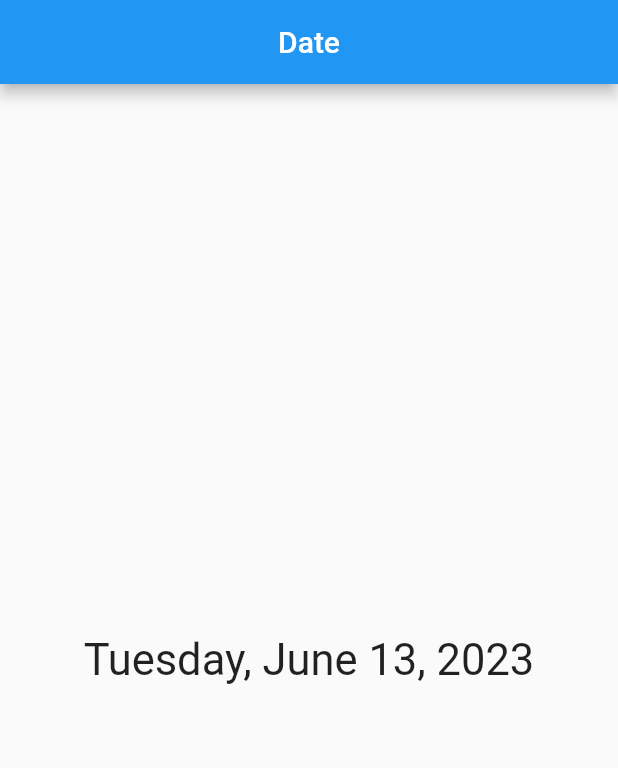
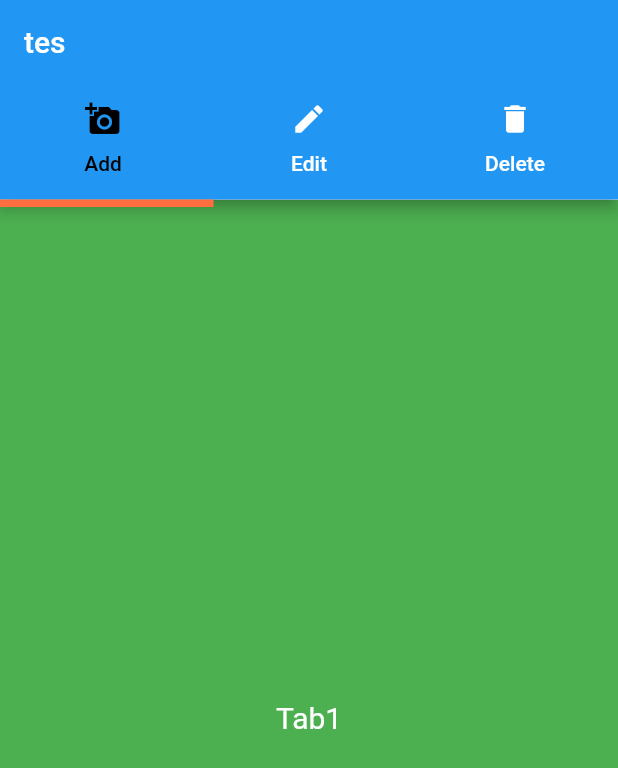
Before and after one commit to JuandaPatra/flutter-learning, a Flutter app: the screen it shows after launch, on a phone screen of 412 x 824 dp. Shown: the top 768 px of the screen. Run offline on Flutter 3.47's test engine with Material 2 defaults, Android fonts, the phone set to English and light mode, and no system bars; our stand-ins replace faker.

Commit message:
day 2 learn flutter 2

```diff
--- a/lib/main.dart
+++ b/lib/main.dart
@@ -1,24 +1,70 @@
 import 'package:flutter/material.dart';
-import 'package:intl/intl.dart';
 
 void main() {
   runApp(MyApp());
 }
 
-//Date
+//tab appBar
 class MyApp extends StatelessWidget {
+  List<Tab> myTab = [
+    Tab(
+      text: 'Add',
+      icon: Icon(Icons.add_a_photo),
+    ),
+    Tab(
+      text: 'Edit',
+      icon: Icon(Icons.edit),
+    ),
+    Tab(
+      text: 'Delete',
+      icon: Icon(Icons.delete),
+    )
+  ];
   @override
   Widget build(BuildContext context) {
     return MaterialApp(
-      home: Scaffold(
-        appBar: AppBar(
-          title: const Center(child: Text('Date')),
+      home: DefaultTabController(
+        length: myTab.length,
+        child: Scaffold(
+          appBar: AppBar(
+            title: Text('tes'),
+            bottom: TabBar(
+                labelColor: Colors.black,
+                unselectedLabelColor: Colors.white,
+                indicatorColor: Colors.deepOrangeAccent,
+                indicatorWeight: 5,
+                indicatorPadding: EdgeInsets.all(-5),
+                tabs: myTab),
+          ),
+          body: TabBarView(children: [
+            Container(
+              width: 100,
+              height: 100,
+              color: Colors.green,
+              child: Center(
+                  child: Text(
+                'Tab1',
+                style: TextStyle(color: Colors.white, fontSize: 20),
+              )),
+            ),
+            Container(
+              width: 100,
+              height: 100,
+              color: Colors.deepPurple,
+              child: Center(
+                  child: Text('Tab2',
+                      style: TextStyle(color: Colors.white, fontSize: 20))),
+            ),
+            Container(
+              width: 100,
+              height: 100,
+              color: Colors.pink,
+              child: Center(
+                  child: Text('Tab3',
+                      style: TextStyle(color: Colors.white, fontSize: 20))),
+            ),
+          ]),
         ),
-        body: Center(
-            child: Text(
-          DateFormat.yMMMMEEEEd().format(DateTime.now()).toString(),
-          style: const TextStyle(fontSize: 29),
-        )),
       ),
     );
   }
```
Also changed, not shown: lib/main10.dart (added, +47 -0 lines).
